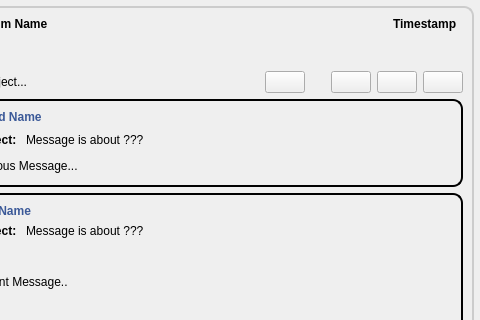
Above: retroshare-gui/src/gui/feeds/ForumMsgItem.ui from RetroShare/RetroShare before the change; both pictures show x 97 to 577 and y 0 to 320 of the 577 by 423 pixel window. Below: the same form after it.
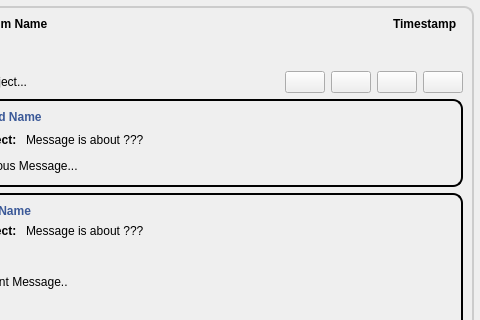
That is the form after the change. Icons and pictures are not drawn.

Commit message: fixed the layout of ForumMsgItem

What changed in the file:
```diff
--- a/retroshare-gui/src/gui/feeds/ForumMsgItem.ui
+++ b/retroshare-gui/src/gui/feeds/ForumMsgItem.ui
@@ -185,7 +185,7 @@
           </property>
           <property name="sizeHint" stdset="0">
            <size>
-            <width>200</width>
+            <width>10</width>
             <height>20</height>
            </size>
           </property>
@@ -211,22 +211,6 @@
           </property>
          </widget>
         </item>
-        <item>
-         <spacer>
-          <property name="orientation">
-           <enum>Qt::Horizontal</enum>
-          </property>
-          <property name="sizeType">
-           <enum>QSizePolicy::Fixed</enum>
-          </property>
-          <property name="sizeHint" stdset="0">
-           <size>
-            <width>20</width>
-            <height>20</height>
-           </size>
-          </property>
-         </spacer>
-        </item>
         <item>
          <widget class="QPushButton" name="replyButton">
           <property name="sizePolicy">
```
Left out of the diff: 3 changed lines with no effect on the pictures.
